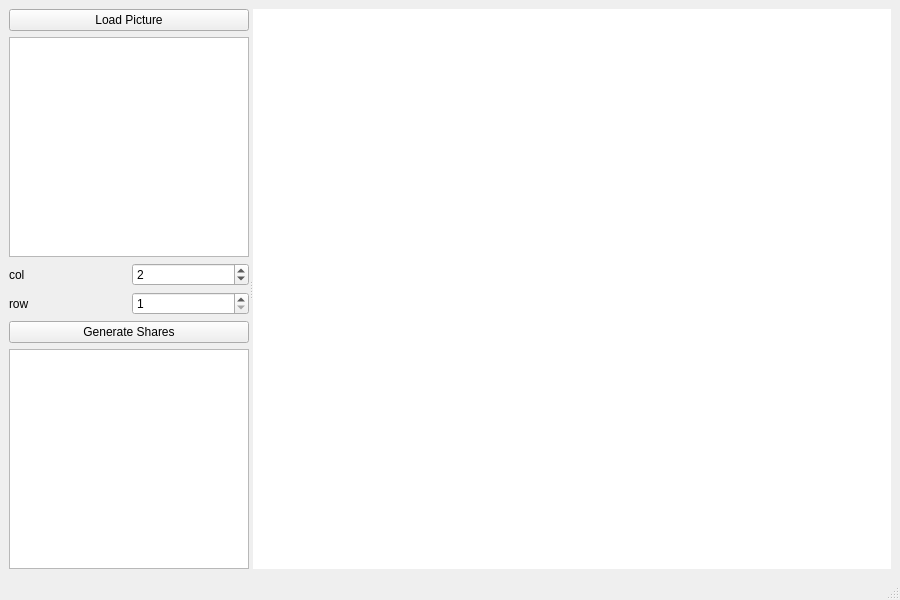
The window that mainwindow.ui (5teveLAN/SecretSharing) describes before a commit, drawn with Qt 5.
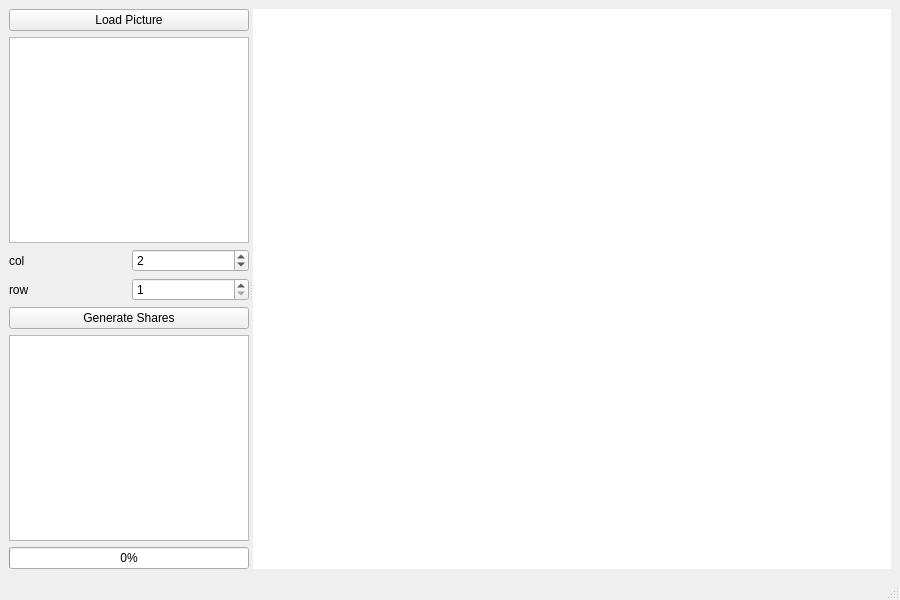
The same window after the commit.

```diff
--- a/mainwindow.ui
+++ b/mainwindow.ui
@@ -115,6 +115,19 @@
         <item>
          <widget class="QListWidget" name="shareList"/>
         </item>
+        <item>
+         <widget class="QProgressBar" name="shareProgress">
+          <property name="minimum">
+           <number>0</number>
+          </property>
+          <property name="maximum">
+           <number>100</number>
+          </property>
+          <property name="value">
+           <number>0</number>
+          </property>
+         </widget>
+        </item>
        </layout>
       </widget>
       <widget class="QGraphicsView" name="imageView">
```
